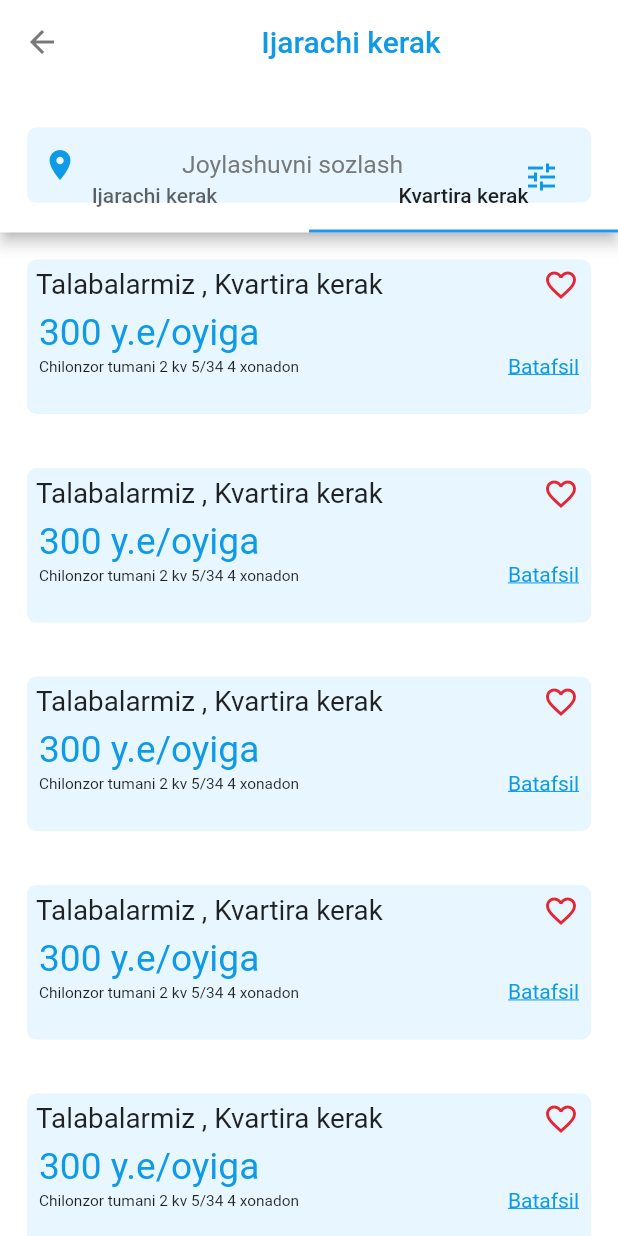
After one commit to Nizomiddin0411/room_mate, a Flutter app: the Ijrachipage screen opened directly, tab 2 chosen, on a phone screen of 412 x 824 dp. The commit adds this screen. Run offline on Flutter 3.47's test engine with Material 2 defaults, Android fonts, the phone set to English and light mode, and no system bars; our stand-ins replace flutter_screenutil, hive, hive_flutter; accounts and stored records are empty.

Commit message:
ijarachi page tayyor

```diff
--- a/lib/screens/All_Ads_Page/all_ads_page.dart
+++ b/lib/screens/All_Ads_Page/all_ads_page.dart
@@ -80,7 +80,7 @@ class _AllAdsPageState extends State<AllAdsPage> {
                               mainAxisAlignment: MainAxisAlignment.spaceBetween,
                               children: [
                                 Padding(
-                                  padding: const EdgeInsets.all(8.0),
+                                  padding: const EdgeInsets.all(6.0),
                                   child: Text(
                                     'Student bolalarga kvartira',
                                     style: TextStyle(fontSize: 18.sp),
--- /dev/null
+++ b/lib/screens/Ijarachipage/ijarachi_page.dart
@@ -0,0 +1,228 @@
+import 'package:flutter/material.dart';
+import 'package:flutter_screenutil/flutter_screenutil.dart';
+import 'package:talaba_uy/core/const/app_colors.dart';
+
+class Ijrachipage extends StatefulWidget {
+  const Ijrachipage({Key? key}) : super(key: key);
+
+  @override
+  State<Ijrachipage> createState() => _IjrachipageState();
+}
+
+class _IjrachipageState extends State<Ijrachipage> {
+  @override
+  Widget build(BuildContext context) {
+
+    TabController? _tabController;
+    return DefaultTabController(
+      length: 2,
+      child: Scaffold(
+        backgroundColor: AppColors.backgroundWhite,
+        appBar: PreferredSize(
+          preferredSize: Size.fromHeight(155),
+          child: AppBar(
+            leading: Icon(
+              Icons.arrow_back,
+              color: AppColors.iconColor,
+            ),
+            backgroundColor: AppColors.backgroundWhite,
+            title: Center(
+              child: Text(
+                "Ijarachi kerak",
+                style: TextStyle(color: AppColors.mainColor),
+              ),
+            ),
+            flexibleSpace: Padding(
+              padding: const EdgeInsets.fromLTRB(18, 85, 18, 18),
+              child: Container(
+                height: 50,
+                width: 324,
+                decoration: BoxDecoration(
+                    borderRadius: BorderRadius.circular(6.r),
+                    color: AppColors.secondBackgroud),
+                child: Padding(
+                  padding: const EdgeInsets.all(10.0),
+                  child: Row(
+                    mainAxisAlignment: MainAxisAlignment.spaceBetween,
+                    children: [
+                      Icon(
+                        Icons.location_on,
+                        color: AppColors.mainColor,
+                      ),
+                      Text(
+                        "Joylashuvni sozlash",
+                        style: TextStyle(
+                            color: AppColors.iconColor, fontSize: 16.sp),
+                      ),
+                      const Padding(
+                        padding: EdgeInsets.all(11.0),
+                        child: Icon(
+                          Icons.tune,
+                          color: AppColors.mainColor,
+                        ),
+                      )
+                    ],
+                  ),
+                ),
+              ),
+            ),
+            bottom: TabBar(
+              labelColor: AppColors.textColor,
+              tabs: [
+                Tab(
+                  text: "Ijarachi kerak",
+                ),
+                Tab(
+                  text: "Kvartira kerak",
+                )
+              ],
+            ),
+          ),
+        ),
+        body: TabBarView(
+          controller: _tabController,
+          children: [
+            ListView.builder(
+                shrinkWrap: true,
+                itemCount: 20,
+                itemBuilder: (BuildContext contex, int index) {
+                  return Padding(
+                    padding: const EdgeInsets.all(18.0),
+                    child: SingleChildScrollView(
+                      child: Column(
+                        mainAxisAlignment: MainAxisAlignment.start,
+                        children: [
+                          Container(
+                            width: 324.w,
+                            height: 100.h,
+                            decoration: BoxDecoration(
+                                borderRadius: BorderRadius.circular(6.r),
+                                color: AppColors.secondBackgroud),
+                            child: Column(
+                              crossAxisAlignment: CrossAxisAlignment.start,
+                              children: [
+                                Row(
+                                  mainAxisAlignment: MainAxisAlignment.spaceBetween,
+                                  children: [
+                                    Padding(
+                                      padding: const EdgeInsets.all(6.0),
+                                      child: Text(
+                                        'Student bollarga kvartira !!!',
+                                        style: TextStyle(fontSize: 18.sp),
+                                      ),
+                                    ),
+                                    const Padding(
+                                      padding: EdgeInsets.fromLTRB(1,0,8,0),
+                                      child: Icon(
+                                        Icons.favorite_border,
+                                        color: AppColors.error,
+                                      ),
+                                    )
+                                  ],
+                                ),
+                                Padding(
+                                  padding: const EdgeInsets.fromLTRB(8, 0, 8, 0),
+                                  child: Text(
+                                    '300 y.e/oyiga',
+                                    style: TextStyle(
+                                        color: AppColors.mainColor, fontSize: 24.sp),
+                                  ),
+                                ),
+                                Row(
+                                  mainAxisAlignment: MainAxisAlignment.spaceBetween,
+                                  children: [
+                                    Padding(
+                                      padding: const EdgeInsets.fromLTRB(8,0,8,0),
+                                      child: Text("Chilonzor tumani 2 kv 5/34 4 xonadon",style: TextStyle(
+                                          fontSize: 10.sp
+                                      ),),
+                                    ),
+                                    const Padding(
+                                      padding: EdgeInsets.fromLTRB(8,0,8,0),
+                                      child: Text('Batafsil',style: TextStyle( decoration: TextDecoration.underline,color: AppColors.mainColor),),
+                                    )
+                                  ],
+                                ),
+                                SizedBox(
+                                  height: 18.h,
+                                )
+                              ],
+                            ),
+                          ),
+                        ],
+                      ),
+                    ),
+                  );
+                }),
+            ListView.builder(
+
+                shrinkWrap: true,
+                itemCount: 20,
+                itemBuilder: (BuildContext contex, int index) {
+                  return Padding(
+                    padding: const EdgeInsets.all(18.0),
+                    child: Container(
+                      width: 324.w,
+                      height: 100.h,
+                      decoration: BoxDecoration(
+                          borderRadius: BorderRadius.circular(6.r),
+                          color: AppColors.secondBackgroud),
+                      child: Column(
+                        crossAxisAlignment: CrossAxisAlignment.start,
+                        children: [
+                          Row(
+                            mainAxisAlignment: MainAxisAlignment.spaceBetween,
+                            children: [
+                              Padding(
+                                padding: const EdgeInsets.all(6.0),
+                                child: Text(
+                                  'Talabalarmiz , Kvartira kerak',
+                                  style: TextStyle(fontSize: 18.sp),
+                                ),
+                              ),
+                              const Padding(
+                                padding: EdgeInsets.fromLTRB(1,0,8,0),
+                                child: Icon(
+                                  Icons.favorite_border,
+                                  color: AppColors.error,
+                                ),
+                              )
+                            ],
+                          ),
+                          Padding(
+                            padding: const EdgeInsets.fromLTRB(8, 0, 8, 0),
+                            child: Text(
+                              '300 y.e/oyiga',
+                              style: TextStyle(
+                                  color: AppColors.mainColor, fontSize: 24.sp),
+                            ),
+                          ),
+                          Row(
+                            mainAxisAlignment: MainAxisAlignment.spaceBetween,
+                            children: [
+                              Padding(
+                                padding: const EdgeInsets.fromLTRB(8,0,8,0),
+                                child: Text("Chilonzor tumani 2 kv 5/34 4 xonadon",style: TextStyle(
+                                    fontSize: 10.sp
+                                ),),
+                              ),
+                              const Padding(
+                                padding: EdgeInsets.fromLTRB(8,0,8,0),
+                                child: Text('Batafsil',style: TextStyle( decoration: TextDecoration.underline,color: AppColors.mainColor),),
+                              )
+                            ],
+                          ),
+                          SizedBox(
+                            height: 18.h,
+                          )
+                        ],
+                      ),
+                    ),
+                  );
+                })
+          ],
+        ),
+      ),
+    );
+  }
+}
--- a/lib/screens/menu/menu.dart
+++ b/lib/screens/menu/menu.dart
@@ -118,12 +118,7 @@ class _MenuPageState extends State<MenuPage> {
                           borderRadius: BorderRadius.circular(20)
                       ),
                     ),
-
-
-
-
                   ],
-
                   physics: const NeverScrollableScrollPhysics(),
                 ),
                 SizedBox(height: 200,),
```
